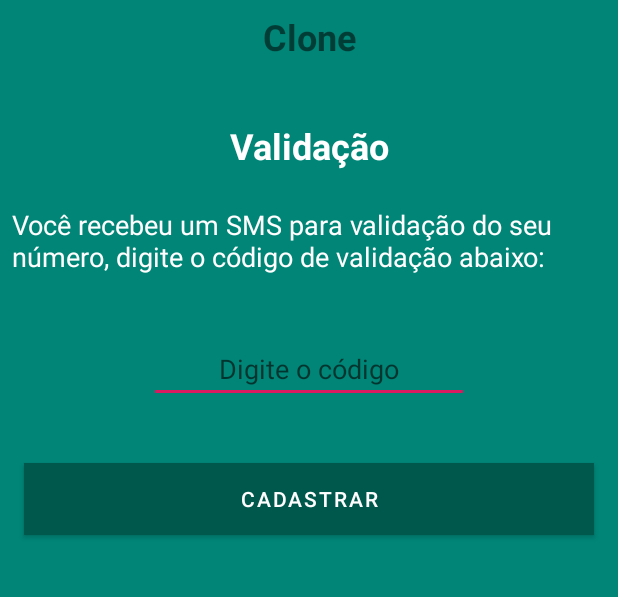
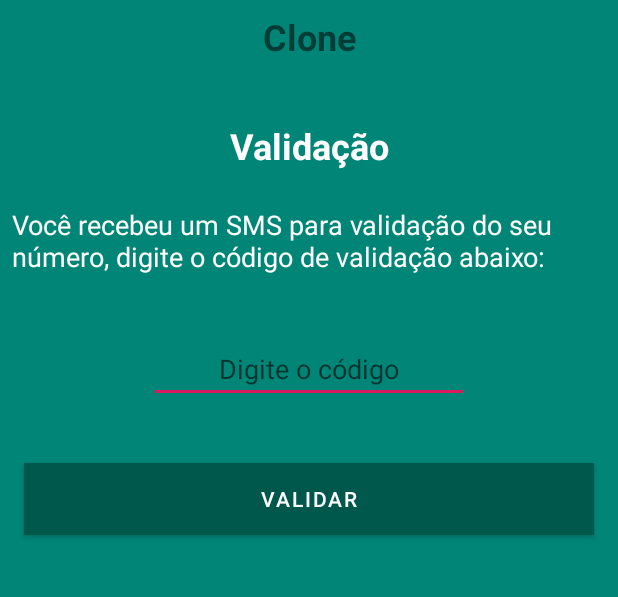
Before and after one commit to inhandui/whatsappclone, an Android app: the ValidadorActivity screen opened directly, with no data from a screen before it, on a phone screen of 412 x 824 dp, the part 269-866 px from its top. Run offline under Robolectric (Android 15) with nearby library versions, the phone set to English and light mode, and no system bars.

Commit message:
Fix button "validar" id and string value.

```diff
--- a/app/src/main/res/layout/activity_validador.xml
+++ b/app/src/main/res/layout/activity_validador.xml
@@ -74,14 +74,14 @@
         app:layout_constraintTop_toBottomOf="@+id/txtValidacaoExplicacao" />
 
     <Button
-        android:id="@+id/btnCadastrar2"
+        android:id="@+id/btnValidar"
         android:layout_width="fill_parent"
         android:layout_height="wrap_content"
         android:layout_marginStart="16dp"
         android:layout_marginTop="@dimen/elementsMediumSpace"
         android:layout_marginEnd="16dp"
         android:background="@color/design_default_color_background"
-        android:text="@string/btnCadastrar"
+        android:text="@string/btnValidar"
         app:backgroundTint="@color/colorPrimaryDark"
         app:layout_constraintEnd_toEndOf="parent"
         app:layout_constraintHorizontal_bias="0.0"
--- a/app/src/main/res/values/strings.xml
+++ b/app/src/main/res/values/strings.xml
@@ -6,4 +6,5 @@
     <string name="txtValidacao">Validação</string>
     <string name="txtValidacaoExplicacao">Você recebeu um SMS para validação do seu número, digite o código de validação abaixo:</string>
     <string name="hintValidacaoCodigo">Digite o código</string>
+    <string name="btnValidar">Validar</string>
 </resources>
```
